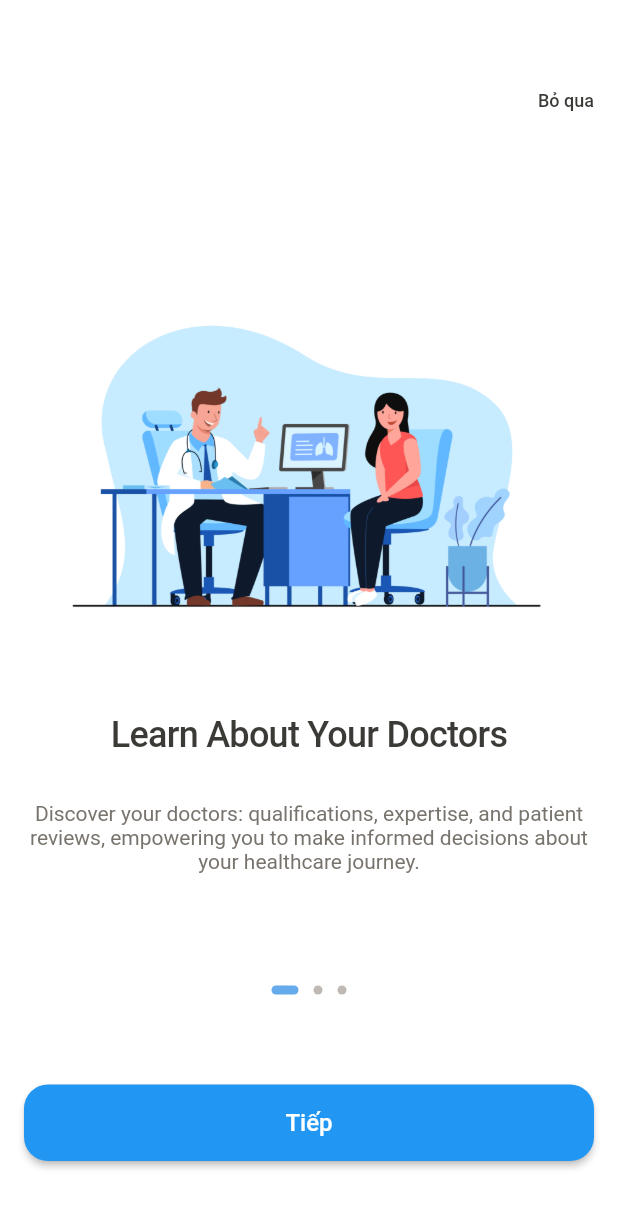
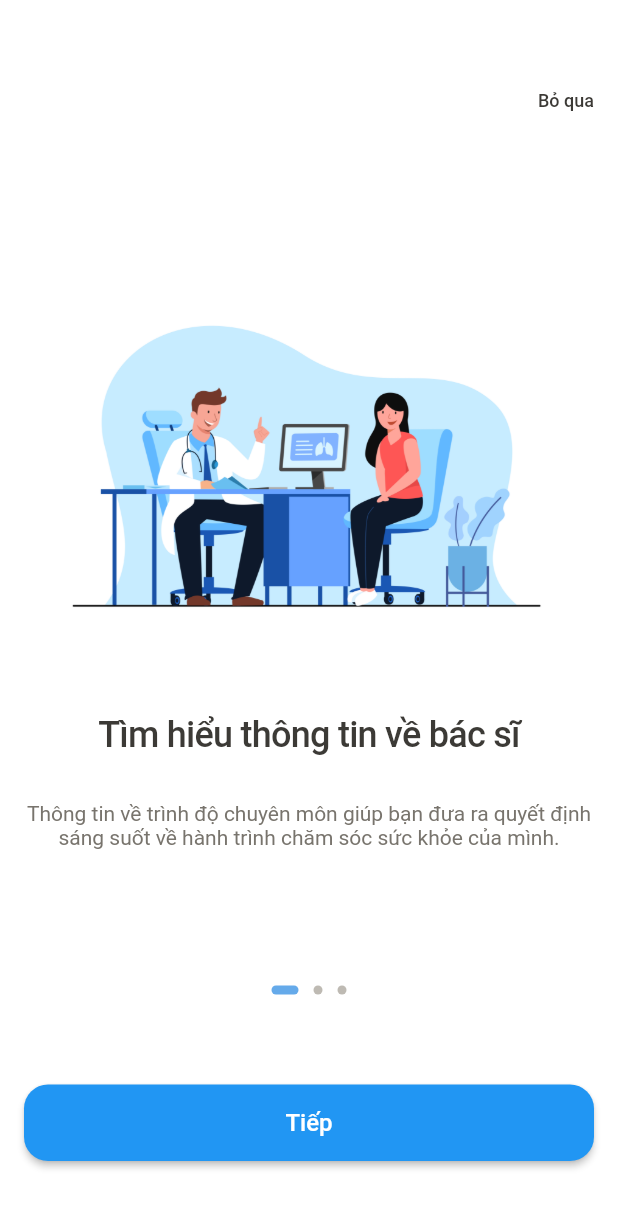
Before and after one commit to Daohieu21/datlich, a Flutter app: the screen it shows after launch, on a phone screen of 412 x 824 dp. Shown: the top 1208 px of the screen. Run offline on Flutter 3.47's test engine with Material 2 defaults, Android fonts, the phone set to English and light mode, and no system bars; our stand-ins replace cloud_firestore, dio, firebase_auth, firebase_core, flutter_bloc, image_picker and 3 more; accounts and stored records are empty; generated files the repository leaves out were written again; Roboto replaces fonts that are missing (Rubik).

Commit message:
docs: fix appoint

```diff
--- a/lib/intro.dart
+++ b/lib/intro.dart
@@ -20,18 +20,18 @@ class _IntroState extends State<Intro> {
   List<IntroContent> contents = [
     IntroContent(
       image: Assets.images.intro1.path,
-      title: 'Learn About Your Doctors',
-      description: 'Discover your doctors: qualifications, expertise, and patient reviews, empowering you to make informed decisions about your healthcare journey.',
+      title: 'Tìm hiểu thông tin về bác sĩ',
+      description: 'Thông tin về trình độ chuyên môn giúp bạn đưa ra quyết định sáng suốt về hành trình chăm sóc sức khỏe của mình.',
     ),
     IntroContent(
       image: Assets.images.intro2.path,
-      title: 'Effortless Appointment Booking',
-      description: 'Revolutionize Your Medical Visits: Explore the Convenience of Booking Appointments Anytime, Anywhere',
+      title: 'Đặt lịch hẹn dễ dàng',
+      description: 'Cách mạng hóa các cuộc khám bệnh của bạn: Đặt lịch hẹn mọi lúc, mọi nơi.',
     ),
     IntroContent(
       image: Assets.images.intro3.path,
-      title: 'Friendly interface',
-      description: 'Experience a user-friendly interface that simplifies the process of booking appointments, ensuring a seamless and enjoyable healthcare management journey.',
+      title: 'Giao diện thân thiện',
+      description: 'Trải nghiệm giao diện thân thiện, giúp đơn giản hóa quá trình đặt lịch hẹn, đảm bảo hành trình quản lý chăm sóc sức khỏe liền mạch và thú vị.',
     ),
   ];
 
--- a/lib/l10n/app_vi.arb
+++ b/lib/l10n/app_vi.arb
@@ -1,8 +1,8 @@
 {
-    "login": "Đăng ký",
+    "login": "Đăng nhập",
     "login_with_social_networks": "Đăng nhập bằng mạng xã hội",
     "forgot_password": "Quên mật khẩu ?",
-    "sign_up": "Đăng nhập",
+    "sign_up": "Đăng ký",
     "create_your_account": "Tạo tài khoản",
     "log_out": "Đăng xuất",
     "setting": "Cài đặt",
--- a/lib/login/bloc/login_bloc.dart
+++ b/lib/login/bloc/login_bloc.dart
@@ -59,6 +59,7 @@ class LoginBloc extends Bloc<LoginEvent, LoginState> {
         createAt: DateTime.now(),
         modifiedAt: DateTime.now(),
         avatarBase64: '',
+        todoid: '',
         role: 'admin',
       );
 
--- a/lib/models/firebase_service.dart
+++ b/lib/models/firebase_service.dart
@@ -206,7 +206,6 @@ Future<void> addAppoint({
             title: title,
             content: content,
             experience: experience,
-            isCompleted: false,
             imageBase64: imageBase64,
           );
 
@@ -244,7 +243,6 @@ Future<void> addAppoint({
       required String title,
       required String content,
       required String experience,
-      bool isCompleted = false,
     }) async {
       try {
         UserModel? userInfo = await getUserInfo();
@@ -254,7 +252,6 @@ Future<void> addAppoint({
             title: title,
             content: content,
             experience: experience,
-            isCompleted: isCompleted,
             imageBase64: imageBase64,
           );
 
--- a/lib/models/todo_model.dart
+++ b/lib/models/todo_model.dart
@@ -6,7 +6,6 @@ class TodoModel{
   String title;
   String content;
   String experience;
-  bool isCompleted;
 
   TodoModel({
     this.todoid,
@@ -14,7 +13,6 @@ class TodoModel{
     required this.title,
     required this.content,
     required this.experience,
-    this.isCompleted = false,
     });
 
     TodoModel copyWith({
@@ -23,7 +21,6 @@ class TodoModel{
     String? title,
     String? content,
     String? experience,
-    bool? isCompleted,
   }) {
     return TodoModel(
       todoid: todoid ?? this.todoid,
@@ -31,7 +28,6 @@ class TodoModel{
       title: title ?? this.title,
       content: content ?? this.content,
       experience: experience ?? this.experience,
-      isCompleted: isCompleted ?? this.isCompleted,
     );
   }
 
@@ -43,7 +39,6 @@ class TodoModel{
       'title': title,
       'content': content,
       'experience': experience,
-      'isCompleted': isCompleted,
     };
   }
 
@@ -58,7 +53,6 @@ class TodoModel{
       title: map['title'] as String,
       content: map['content'] as String,
       experience: map['experience'] as String,
-      isCompleted: map['isCompleted'],
     );
   }
   factory TodoModel.fromJson(String source) =>
--- a/lib/models/user_model.dart
+++ b/lib/models/user_model.dart
@@ -4,6 +4,7 @@ class UserModel extends UserAccount {
   String? uid;
   String? fullName;
   String? avatarBase64;
+  String? todoid;
   final String role;
 
   UserModel({
@@ -13,6 +14,7 @@ class UserModel extends UserAccount {
     required DateTime modifiedAt,
     this.fullName,
     this.avatarBase64,
+    this.todoid,
     required this.role,
   }) : super(email: email, createAt: createAt, modifiedAt: modifiedAt);
 
@@ -28,6 +30,7 @@ class UserModel extends UserAccount {
           : DateTime.now(),
       fullName: map['fullName'],
       avatarBase64: map['avatarBase64'],
+      todoid: map['todoid'],
       role: map['role'],
     );
   }
@@ -41,6 +44,7 @@ class UserModel extends UserAccount {
       'modifiedAt': modifiedAt.toIso8601String(),
       'fullName': fullName,
       'avatarBase64': avatarBase64,
+      'todoid': todoid,
       'role': role,
     };
   }
--- a/lib/signup/page/sign_up.dart
+++ b/lib/signup/page/sign_up.dart
@@ -40,7 +40,8 @@ class _SignUpState extends State<SignUp> {
             builder: (context) {
               return AlertDialog(
                 title: Text(translation(context).notice),
-                content: Text(state.errorMessage),
+                //content: Text(state.errorMessage),
+                content: const Text('Tài khoản đã tồn tại'),
                 actions: [
                   TextButton(
                     child: Text(translation(context).ok),
--- a/lib/todo/page/todo_page.dart
+++ b/lib/todo/page/todo_page.dart
@@ -132,6 +132,7 @@ class _TodoPageState extends State<TodoPage> {
                       Container(
                         decoration: BoxDecoration(
                           border: Border.all(
+                            width: 2,
                             color: Colors.grey,
                           ),
                           borderRadius: BorderRadius.circular(0),
```
Also changed, not shown: lib/appoint_screen.dart (+0 -7 lines), lib/login/page/login.dart (+42 -41 lines), lib/statistic_screen.dart (+71 -8 lines), lib/todo/bloc/todo_bloc.dart (+23 -23 lines), 7 other files.
